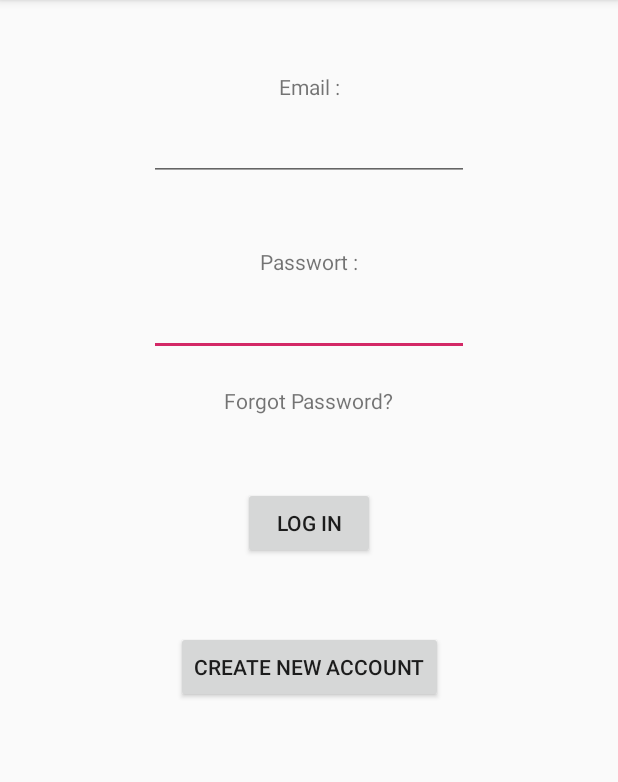
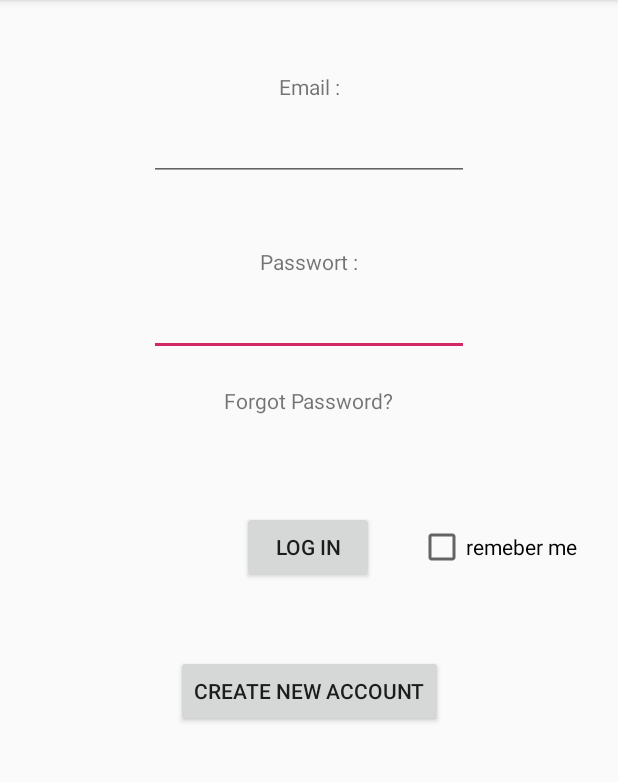
Before and after one commit to icon02/Lost, an Android app: the screen it shows after launch (LogInActivity), on a phone screen of 412 x 824 dp, the part 84-866 px from its top. Run offline under Robolectric (Android 15) with nearby library versions, the phone set to English and light mode, and no system bars; our stand-ins replace Firebase (no records; nobody signed in at launch, a user with empty details on screens opened directly).

Commit message:
auto-logIn

```diff
--- a/app/build.gradle
+++ b/app/build.gradle
@@ -23,10 +23,11 @@ android {
         sourceCompatibility = '1.8'
         targetCompatibility = '1.8'
     }
+    buildToolsVersion '28.0.3'
 }
 
 dependencies {
-    implementation fileTree(dir: 'libs', include: ['*.jar'])
+    implementation fileTree(include: ['*.jar'], dir: 'libs')
     implementation 'com.android.support:appcompat-v7:28.0.0'
     implementation 'com.android.support:design:28.0.0'
     implementation 'com.android.support.constraint:constraint-layout:1.1.3'
@@ -39,16 +40,12 @@ dependencies {
     implementation 'androidmads.library.qrgenearator:QRGenearator:1.0.3'
     implementation 'com.crashlytics.sdk.android:crashlytics:2.9.7'
     implementation 'com.google.firebase:firebase-core:16.0.6'
-
     implementation 'com.google.android.gms:play-services-location:16.0.0'
     implementation 'com.google.firebase:firebase-database:16.0.1'
-
     implementation 'com.firebaseui:firebase-ui-database:4.3.1'
     implementation 'com.android.support:recyclerview-v7:28.0.0'
-
     implementation 'com.journeyapps:zxing-android-embedded:3.5.0'
     compile project(path: ':zBarScannerLibrary')
-
 }
 
 apply plugin: 'com.google.gms.google-services'
--- a/app/src/main/java/com/lost/lost/javaRes/account/LogInActivity.java
+++ b/app/src/main/java/com/lost/lost/javaRes/account/LogInActivity.java
@@ -7,6 +7,7 @@ import android.os.Bundle;
 import android.text.TextUtils;
 import android.util.Log;
 import android.view.View;
+import android.widget.CheckBox;
 import android.widget.EditText;
 import android.widget.TextView;
 import android.widget.Toast;
@@ -17,6 +18,8 @@ import com.google.firebase.auth.AuthResult;
 import com.google.firebase.auth.FirebaseAuth;
 import com.google.firebase.auth.FirebaseUser;
 import com.google.firebase.database.FirebaseDatabase;
+import com.lost.lost.MainActivity;
+import com.lost.lost.R;
 import com.lost.lost.javaRes.services.SplashActivity;
 import com.lost.lost.javaRes.mainApp.MainApp;
 
@@ -27,6 +30,7 @@ public class LogInActivity extends AppCompatActivity implements View.OnClickList
     private EditText mEmailField;
     private EditText mPasswordField;
     private TextView mTextView;
+    private CheckBox remember;
 
     private FirebaseAuth mAuth;
 
@@ -38,7 +42,6 @@ public class LogInActivity extends AppCompatActivity implements View.OnClickList
         super.onCreate(savedInstanceState);
         setContentView(com.lost.lost.R.layout.activity_log_in);
 
-       // FirebaseDatabase.getInstance().setPersistenceEnabled(true);
 
         //fields
         mEmailField = findViewById(com.lost.lost.R.id.auth_email);
@@ -48,9 +51,21 @@ public class LogInActivity extends AppCompatActivity implements View.OnClickList
         findViewById(com.lost.lost.R.id.auth_create_button).setOnClickListener(this);
         findViewById(com.lost.lost.R.id.auth_logIn_button).setOnClickListener(this);
         findViewById(com.lost.lost.R.id.auth_password_reset).setOnClickListener(this);
+        findViewById(R.id.checkBox);
 
         //init auth
         mAuth = FirebaseAuth.getInstance();
+
+        FirebaseUser user = FirebaseAuth.getInstance().getCurrentUser();
+        if (user != null) {
+            // User is signed in
+            Intent i = new Intent(LogInActivity.this, MainActivity.class);
+            i.setFlags(Intent.FLAG_ACTIVITY_NEW_TASK | Intent.FLAG_ACTIVITY_CLEAR_TASK);
+            startActivity(i);
+        } else {
+            // User is signed out
+            Log.d(TAG, "onAuthStateChanged:signed_out");
+        }
     }
 
     @Override
--- a/app/src/main/res/layout/activity_log_in.xml
+++ b/app/src/main/res/layout/activity_log_in.xml
@@ -36,10 +36,11 @@
         android:layout_width="wrap_content"
         android:layout_height="wrap_content"
         android:layout_marginStart="8dp"
-        android:layout_marginTop="48dp"
+        android:layout_marginTop="64dp"
         android:layout_marginEnd="8dp"
         android:text="@string/login_button"
         app:layout_constraintEnd_toEndOf="parent"
+        app:layout_constraintHorizontal_bias="0.498"
         app:layout_constraintStart_toStartOf="parent"
         app:layout_constraintTop_toBottomOf="@+id/auth_password_reset" />
 
@@ -94,4 +95,17 @@
         app:layout_constraintEnd_toEndOf="parent"
         app:layout_constraintStart_toStartOf="parent"
         app:layout_constraintTop_toBottomOf="@+id/auth_password" />
+
+    <CheckBox
+        android:id="@+id/checkBox"
+        android:layout_width="wrap_content"
+        android:layout_height="wrap_content"
+        android:layout_marginStart="8dp"
+        android:layout_marginEnd="8dp"
+        android:text="remeber me"
+        app:layout_constraintBottom_toBottomOf="@+id/auth_logIn_button"
+        app:layout_constraintEnd_toEndOf="parent"
+        app:layout_constraintHorizontal_bias="0.52"
+        app:layout_constraintStart_toEndOf="@+id/auth_logIn_button"
+        app:layout_constraintTop_toTopOf="@+id/auth_logIn_button" />
 </android.support.constraint.ConstraintLayout>
```
Also changed, not shown: 7 other files.
